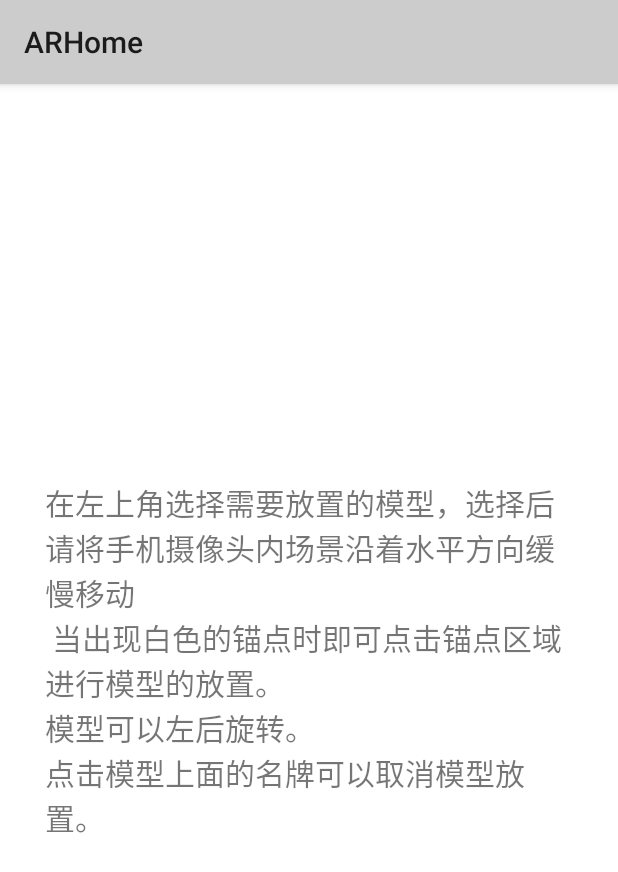
After one commit to nado-dev/ARHome, an Android app: the helpActivity screen opened directly, with no data from a screen before it, on a phone screen of 412 x 824 dp. The commit adds this screen. Shown: the top 872 px of the screen. Run offline under Robolectric (Android 15) with nearby library versions, the phone set to English and light mode, and no system bars.

Commit message:
预备分配

```diff
--- /dev/null
+++ b/app/src/main/java/com/ar/arhome/Activity/helpActivity.java
@@ -0,0 +1,16 @@
+package com.ar.arhome.Activity;
+
+import androidx.appcompat.app.AppCompatActivity;
+
+import android.os.Bundle;
+
+import com.ar.arhome.R;
+
+public class helpActivity extends AppCompatActivity {
+
+    @Override
+    protected void onCreate(Bundle savedInstanceState) {
+        super.onCreate(savedInstanceState);
+        setContentView(R.layout.activity_help);
+    }
+}
--- a/app/src/main/java/com/ar/arhome/Fragment/FragmentOne.java
+++ b/app/src/main/java/com/ar/arhome/Fragment/FragmentOne.java
@@ -21,6 +21,9 @@ public class FragmentOne extends Fragment {
     }
 
     private void initView(View view) {
+        // 获取view对象的方法
+        // Button button = (Button)view.findViewById(R.id.xxx);
+        // TODO 按钮设置监听等
 
     }
 }
--- /dev/null
+++ b/app/src/main/res/layout/activity_help.xml
@@ -0,0 +1,19 @@
+<?xml version="1.0" encoding="utf-8"?>
+<LinearLayout xmlns:android="http://schemas.android.com/apk/res/android"
+    xmlns:app="http://schemas.android.com/apk/res-auto"
+    xmlns:tools="http://schemas.android.com/tools"
+    android:layout_width="match_parent"
+    android:layout_height="match_parent"
+    tools:context="com.ar.arhome.Activity.helpActivity"
+    android:background="#fff">
+
+    <TextView
+        android:layout_gravity="center"
+        android:textSize="20sp"
+        android:layout_marginLeft="30dp"
+        android:layout_marginRight="30dp"
+        android:layout_width="wrap_content"
+        android:layout_height="wrap_content"
+        android:text="在左上角选择需要放置的模型，选择后请将手机摄像头内场景沿着水平方向缓慢移动\n
+当出现白色的锚点时即可点击锚点区域进行模型的放置。\n模型可以左后旋转。\n点击模型上面的名牌可以取消模型放置。"/>
+</LinearLayout>
--- /dev/null
+++ b/app/src/main/res/layout/fragmentthree.xml
@@ -0,0 +1,6 @@
+<?xml version="1.0" encoding="utf-8"?>
+<LinearLayout xmlns:android="http://schemas.android.com/apk/res/android"
+    android:orientation="vertical" android:layout_width="match_parent"
+    android:layout_height="match_parent">
+
+</LinearLayout>
```
Also changed, not shown: app/src/main/AndroidManifest.xml (+8 -6 lines), app/src/main/java/com/ar/arhome/Activity/arFrameActivity.java (+24 -5 lines), app/src/main/java/com/ar/arhome/Fragment/FragmentThree.java (+24 -0 lines), app/build.gradle (line endings or trailing spaces).
